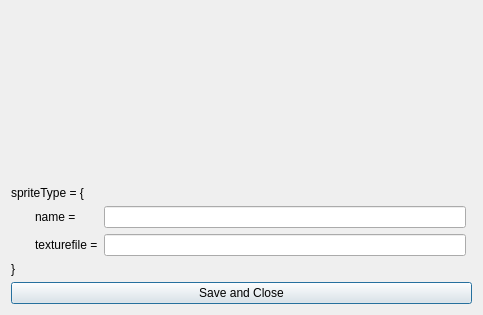
Qt form gfx/gfxeditor.ui (Muha0644/kadaif) before a commit.
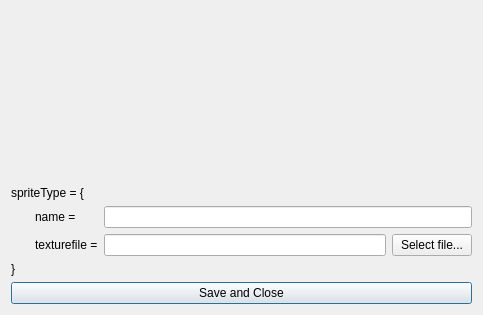
The same form after that commit.

Commit message: improved gfx editor with file dialog

```diff
--- a/gfx/gfxeditor.ui
+++ b/gfx/gfxeditor.ui
@@ -13,8 +13,8 @@
   <property name="windowTitle">
    <string>Dialog</string>
   </property>
-  <layout class="QGridLayout" name="gridLayout" rowstretch="0,0,0" columnstretch="3,0">
-   <item row="2" column="0" colspan="2">
+  <layout class="QGridLayout" name="gridLayout" rowstretch="0,0,0" columnstretch="3">
+   <item row="2" column="0">
     <widget class="QPushButton" name="Save">
      <property name="text">
       <string>Save and Close</string>
@@ -52,15 +52,32 @@
        <item row="0" column="1">
         <widget class="QLineEdit" name="nameEdit"/>
        </item>
-       <item row="1" column="0">
+       <item row="2" column="0">
         <widget class="QLabel" name="texturefileLabel">
          <property name="text">
           <string>texturefile =</string>
          </property>
         </widget>
        </item>
-       <item row="1" column="1">
-        <widget class="QLineEdit" name="texturefileEdit"/>
+       <item row="2" column="1">
+        <layout class="QHBoxLayout" name="filepathHSort">
+         <item>
+          <widget class="QLineEdit" name="texturefileEdit"/>
+         </item>
+         <item>
+          <widget class="QPushButton" name="FileDialogue">
+           <property name="sizePolicy">
+            <sizepolicy hsizetype="Maximum" vsizetype="Fixed">
+             <horstretch>0</horstretch>
+             <verstretch>0</verstretch>
+            </sizepolicy>
+           </property>
+           <property name="text">
+            <string>Select file...</string>
+           </property>
+          </widget>
+         </item>
+        </layout>
        </item>
       </layout>
      </item>
```
The commit also changes 2 other files.
